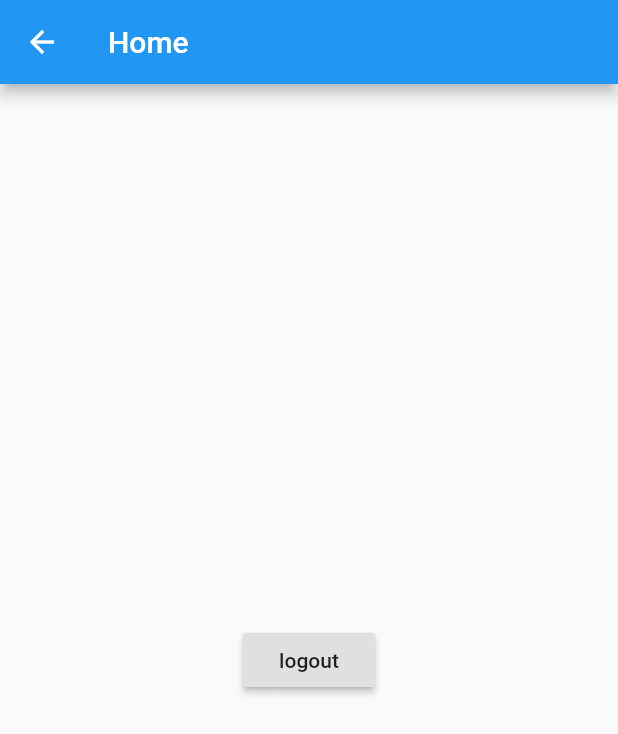
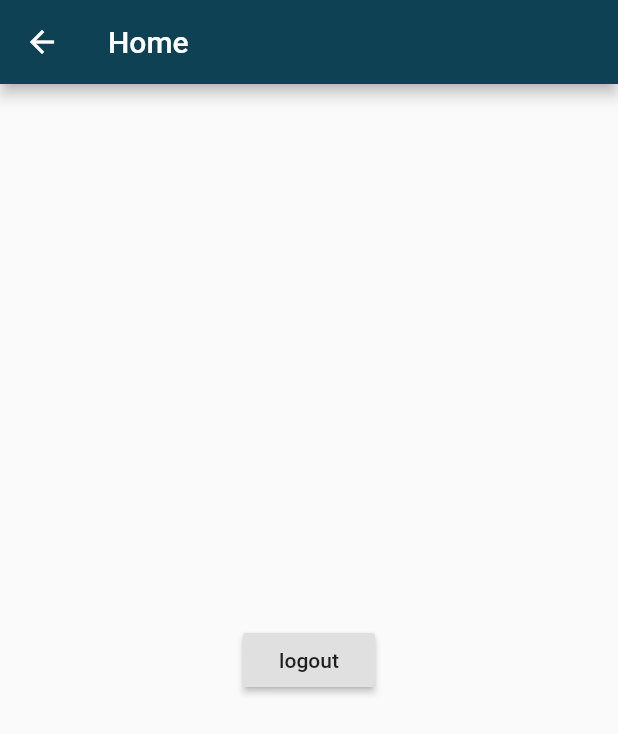
Before and after one commit to bbblu/courtesy-umbrella-app, a Flutter app: the HomePage screen opened directly, on a phone screen of 412 x 824 dp. Shown: the top 734 px of the screen. Run offline on Flutter 3.47's test engine with Material 2 defaults, Android fonts, the light colour scheme and no system bars; our stand-ins replace bloc, equatable, flutter_bloc.

Commit message:
feat(theme): init

```diff
--- /dev/null
+++ b/lib/utils/theme.dart
@@ -0,0 +1,16 @@
+import 'package:flutter/material.dart';
+
+import '../utils/color_scheme.dart';
+
+ThemeData theme = ThemeData(
+  brightness: Brightness.light,
+  primaryColor: MyColorScheme.primary1,
+  accentColor: MyColorScheme.primary5,
+  backgroundColor: Color(0xFFFBFBFB),
+);
+
+ThemeData darkTheme = ThemeData(
+  brightness: Brightness.dark,
+  primaryColor: MyColorScheme.primary1,
+  accentColor: MyColorScheme.primary5,
+);
```
Also changed, not shown: lib/main.dart (+3 -6 lines), lib/utils/color_scheme.dart (added, +13 -0 lines).
